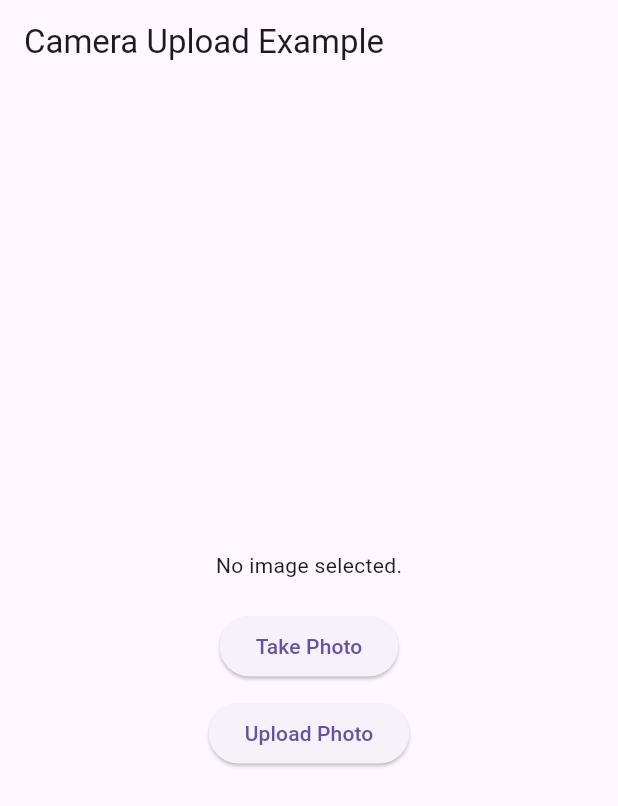
After one commit to AnaghaS-Shastri/PrimWear, a Flutter app: the screen it shows after launch, after a tap on "Upload your dress", on a phone screen of 412 x 824 dp. The commit adds this screen. Shown: the top 806 px of the screen. Run offline on Flutter 3.47's test engine with Material 3 defaults, Android fonts, the phone set to English and light mode, and no system bars; our stand-ins replace image_picker, youtube_player_flutter.

Commit message:
camera upload

```diff
--- /dev/null
+++ b/lib/camera.dart
@@ -0,0 +1,87 @@
+import 'dart:io';
+import 'package:flutter/material.dart';
+import 'package:image_picker/image_picker.dart';
+import 'package:http/http.dart' as http;
+
+
+class camera extends StatelessWidget {
+  @override
+  Widget build(BuildContext context) {
+    return MaterialApp(
+      title: 'Camera Upload Example',
+      theme: ThemeData(
+        primarySwatch: Colors.blue,
+      ),
+      home: PhotoUploadPage(),
+    );
+  }
+}
+
+class PhotoUploadPage extends StatefulWidget {
+  @override
+  _PhotoUploadPageState createState() => _PhotoUploadPageState();
+}
+
+class _PhotoUploadPageState extends State<PhotoUploadPage> {
+  File? _image;
+
+  Future<void> _takePhoto() async {
+    final ImagePicker _picker = ImagePicker();
+    final XFile? image = await _picker.pickImage(source: ImageSource.camera);
+
+    if (image != null) {
+      setState(() {
+        _image = File(image.path);
+      });
+    }
+  }
+
+  Future<void> _uploadPhoto() async {
+    if (_image == null) return;
+
+    final uri = Uri.parse('https://your-api-endpoint.com/upload'); // Change to your upload API endpoint
+    final request = http.MultipartRequest('POST', uri);
+
+    request.files.add(await http.MultipartFile.fromPath('file', _image!.path));
+
+    try {
+      final response = await request.send();
+      if (response.statusCode == 200) {
+        print('Photo uploaded successfully!');
+      } else {
+        print('Failed to upload photo. Status code: ${response.statusCode}');
+      }
+    } catch (e) {
+      print('Error uploading photo: $e');
+    }
+  }
+
+  @override
+  Widget build(BuildContext context) {
+    return Scaffold(
+      appBar: AppBar(
+        title: Text('Camera Upload Example'),
+      ),
+      body: Center(
+        child: Column(
+          mainAxisAlignment: MainAxisAlignment.center,
+          children: <Widget>[
+            _image == null
+                ? Text('No image selected.')
+                : Image.file(_image!),
+            SizedBox(height: 20),
+            ElevatedButton(
+              onPressed: _takePhoto,
+              child: Text('Take Photo'),
+            ),
+            SizedBox(height: 10),
+            ElevatedButton(
+              onPressed: _uploadPhoto,
+              child: Text('Upload Photo'),
+            ),
+          ],
+        ),
+      ),
+    );
+  }
+}
--- a/lib/home_page.dart
+++ b/lib/home_page.dart
@@ -2,7 +2,7 @@
 import 'package:flutter/material.dart';
 import 'first_page.dart';
 import 'second_page.dart';
-import 'third_page.dart';
+import 'camera.dart';
 import 'closet.dart';
 import 'Sustainability.dart';
 import 'recommendation.dart';
@@ -77,6 +77,19 @@ class HomePage extends StatelessWidget {
               );
             },
           ),
+          ListTile(
+            leading: Icon(Icons.checkroom),
+            title: Text('Upload your dress'),
+            tileColor: Colors.deepPurple ,
+
+
+            onTap: () {
+              Navigator.push(
+                context,
+                MaterialPageRoute(builder: (context) => camera()),
+              );
+            },
+          ),
         ],
       ),
     );
--- a/pubspec.yaml
+++ b/pubspec.yaml
@@ -34,6 +34,8 @@ dependencies:
 
   youtube_player_flutter: ^8.1.2
   url_launcher: ^6.0.13
+  image_picker: ^0.8.4+4
+  http: 1.2.2
   # The following adds the Cupertino Icons font to your application.
   # Use with the CupertinoIcons class for iOS style icons.
   cupertino_icons: ^1.0.8
```
Also changed, not shown: pubspec.lock, 7 other files.
